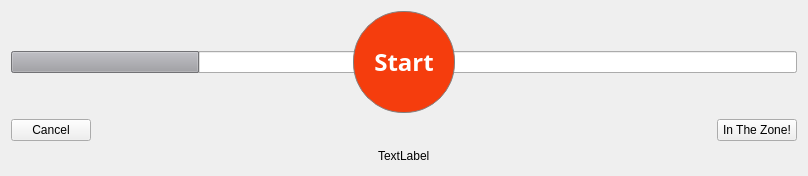
First picture: the form in qt_gui/ui/default_timer.ui, repository ravenvz/SprintTimer, before the edit.
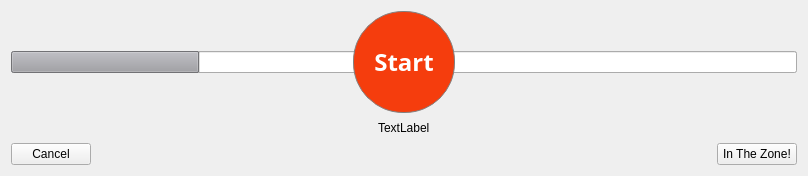
Second picture: the form after the edit.

The edit to the form file:
```diff
--- a/qt_gui/ui/default_timer.ui
+++ b/qt_gui/ui/default_timer.ui
@@ -291,7 +291,7 @@
        </property>
       </widget>
      </item>
-     <item row="1" column="0" alignment="Qt::AlignLeft">
+     <item row="2" column="0" alignment="Qt::AlignLeft">
       <widget class="QPushButton" name="pbCancel">
        <property name="sizePolicy">
         <sizepolicy hsizetype="Fixed" vsizetype="Fixed">
@@ -304,7 +304,7 @@
        </property>
       </widget>
      </item>
-     <item row="1" column="1" alignment="Qt::AlignRight">
+     <item row="2" column="1" alignment="Qt::AlignRight">
       <widget class="QPushButton" name="pbZone">
        <property name="sizePolicy">
         <sizepolicy hsizetype="Fixed" vsizetype="Fixed">
@@ -326,7 +326,7 @@
        </property>
       </widget>
      </item>
-     <item row="2" column="0" colspan="2" alignment="Qt::AlignHCenter">
+     <item row="1" column="0" colspan="2" alignment="Qt::AlignHCenter">
       <widget class="QLabel" name="labelDailyGoalProgress">
        <property name="text">
         <string>TextLabel</string>
```
Left out of the diff: 11 changed lines with no effect on the pictures.
